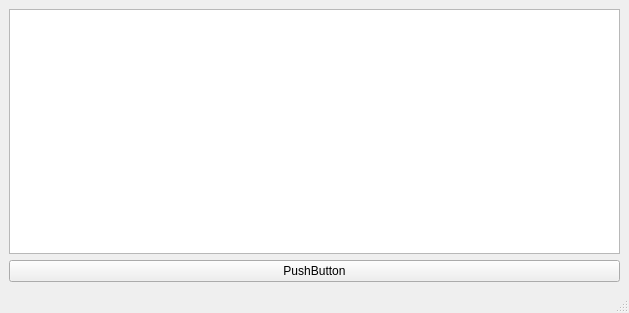
Above: mainwindow.ui from RomanB51/Interface before the change. Below: the same form after it.
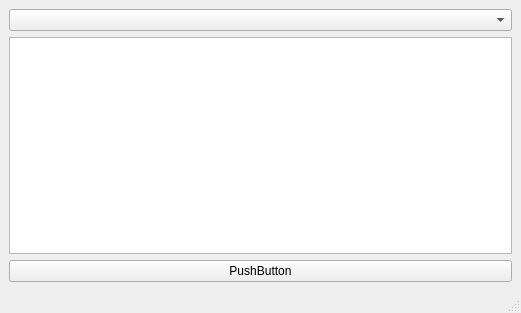
That is the form after the change. Icons and pictures are not drawn.

Commit message: Урок 21 QDir. Работа с путями ДИРЕКТОРИЙ, проверка наличия директорий, добавление путей в List и ComboBox, команда созданий новых директорий

Patch:
```diff
--- a/mainwindow.ui
+++ b/mainwindow.ui
@@ -6,7 +6,7 @@
    <rect>
     <x>0</x>
     <y>0</y>
-    <width>629</width>
+    <width>521</width>
     <height>313</height>
    </rect>
   </property>
@@ -15,6 +15,9 @@
   </property>
   <widget class="QWidget" name="centralwidget">
    <layout class="QVBoxLayout" name="verticalLayout">
+    <item>
+     <widget class="QComboBox" name="comboBox"/>
+    </item>
     <item>
      <widget class="QListWidget" name="listWidget"/>
     </item>
```
Left out of the diff: 2 changed lines with no effect on the pictures. The commit also changes 9 other files.
